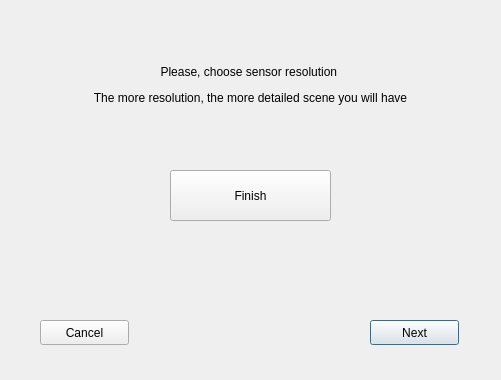
Qt form sensorsettings.ui (azar923/sandboxQt) before a commit.
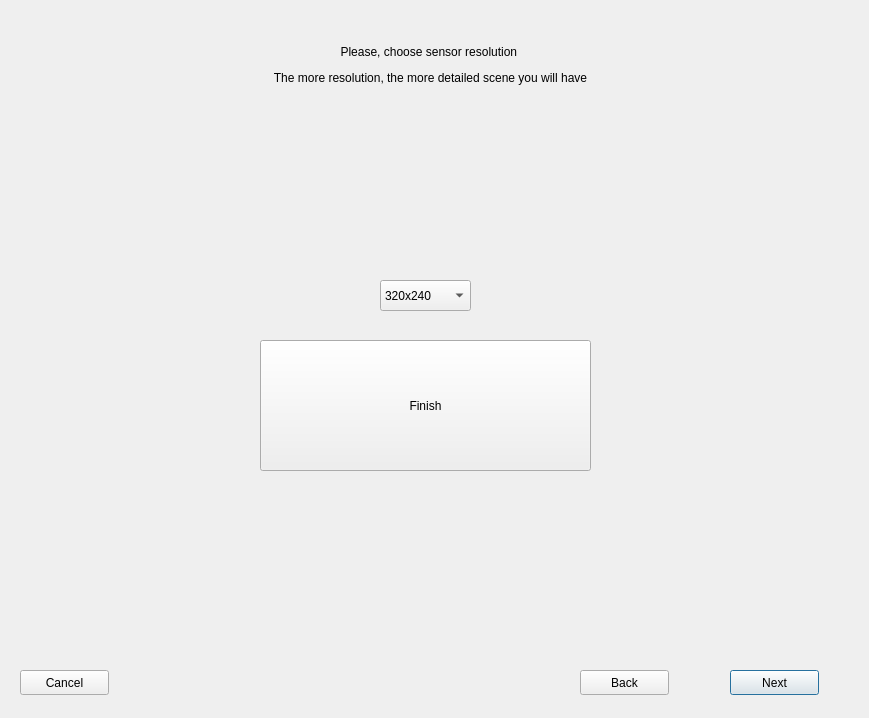
The same form after that commit.

```diff
--- a/sensorsettings.ui
+++ b/sensorsettings.ui
@@ -6,8 +6,8 @@
    <rect>
     <x>0</x>
     <y>0</y>
-    <width>501</width>
-    <height>380</height>
+    <width>869</width>
+    <height>718</height>
    </rect>
   </property>
   <property name="windowTitle">
@@ -16,8 +16,8 @@
   <widget class="QLabel" name="label">
    <property name="geometry">
     <rect>
-     <x>30</x>
-     <y>50</y>
+     <x>210</x>
+     <y>30</y>
      <width>441</width>
      <height>71</height>
     </rect>
@@ -32,8 +32,8 @@
   <widget class="QPushButton" name="next">
    <property name="geometry">
     <rect>
-     <x>370</x>
-     <y>320</y>
+     <x>730</x>
+     <y>670</y>
      <width>89</width>
      <height>25</height>
     </rect>
@@ -45,8 +45,8 @@
   <widget class="QPushButton" name="cancel">
    <property name="geometry">
     <rect>
-     <x>40</x>
-     <y>320</y>
+     <x>20</x>
+     <y>670</y>
      <width>89</width>
      <height>25</height>
     </rect>
@@ -58,8 +58,8 @@
   <widget class="QComboBox" name="comboBox">
    <property name="geometry">
     <rect>
-     <x>210</x>
-     <y>180</y>
+     <x>380</x>
+     <y>280</y>
      <width>91</width>
      <height>31</height>
     </rect>
@@ -78,16 +78,29 @@
   <widget class="QPushButton" name="pushButton">
    <property name="geometry">
     <rect>
-     <x>170</x>
-     <y>170</y>
-     <width>161</width>
-     <height>51</height>
+     <x>260</x>
+     <y>340</y>
+     <width>331</width>
+     <height>131</height>
     </rect>
    </property>
    <property name="text">
     <string>Finish</string>
    </property>
   </widget>
+  <widget class="QPushButton" name="back">
+   <property name="geometry">
+    <rect>
+     <x>580</x>
+     <y>670</y>
+     <width>89</width>
+     <height>25</height>
+    </rect>
+   </property>
+   <property name="text">
+    <string>Back</string>
+   </property>
+  </widget>
  </widget>
  <resources/>
  <connections/>
```
Left out of the diff: 4 changed lines with no effect on the pictures.
